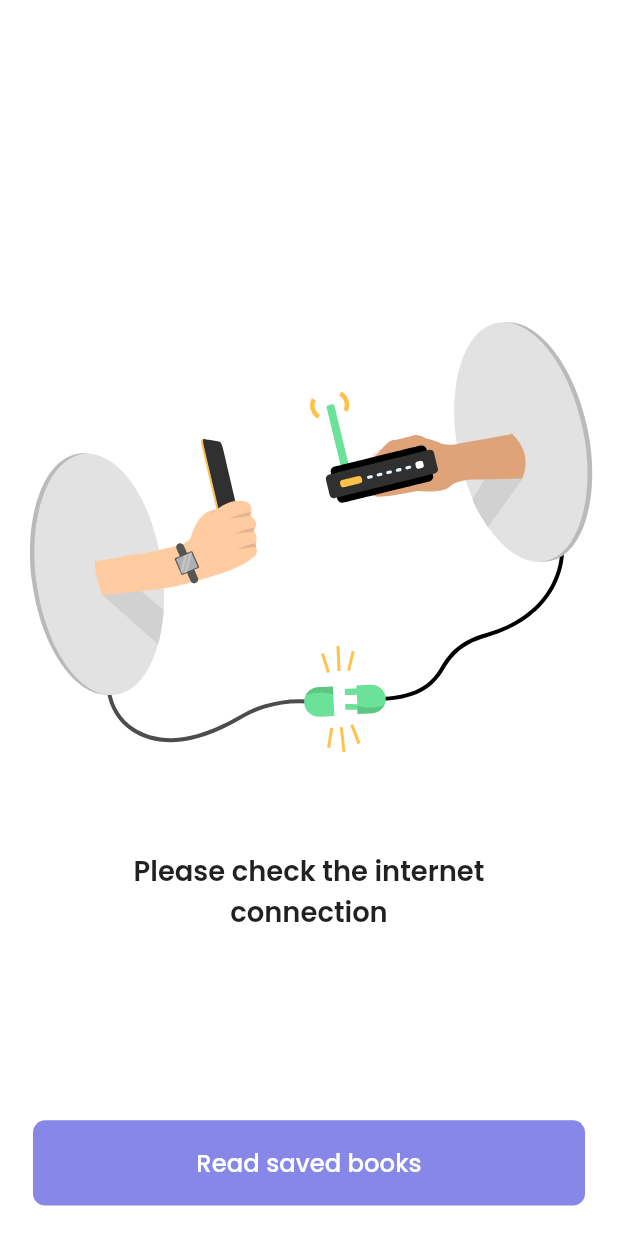
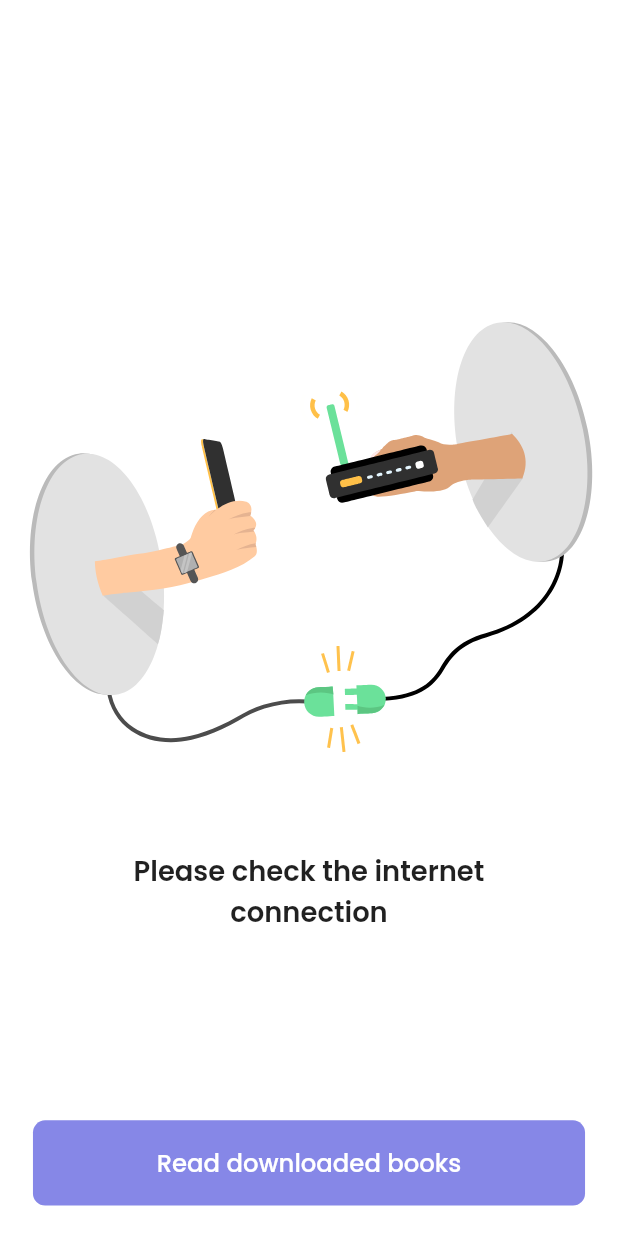
Before and after one commit to azor1105/book_store, a Flutter app: the NoInternetScreen screen opened by its route, on a phone screen of 412 x 824 dp. Run offline on Flutter 3.47's test engine with Material 2 defaults, Android fonts, the phone set to English and light mode, and no system bars; our stand-ins replace bloc, cached_network_image, carousel_slider, cloud_firestore, connectivity_plus, dio and 17 more; missing offline and left inert: firebase_app_check, syncfusion_flutter_pdfviewer; accounts and stored records are empty; statements that could not run were skipped; project files that could hold a hidden picture were left out.

Commit message:
some changes

```diff
--- a/lib/presentation/views/no_internet/no_internet_screen.dart
+++ b/lib/presentation/views/no_internet/no_internet_screen.dart
@@ -40,7 +40,7 @@ class NoInternetScreen extends StatelessWidget {
                 onPressed: () {
                   Navigator.pushNamed(context, RouteNames.downloadedBooks);
                 },
-                title: 'Read saved books',
+                title: 'Read downloaded books',
               ),
             ),
             SizedBox(height: 20.h),
```
